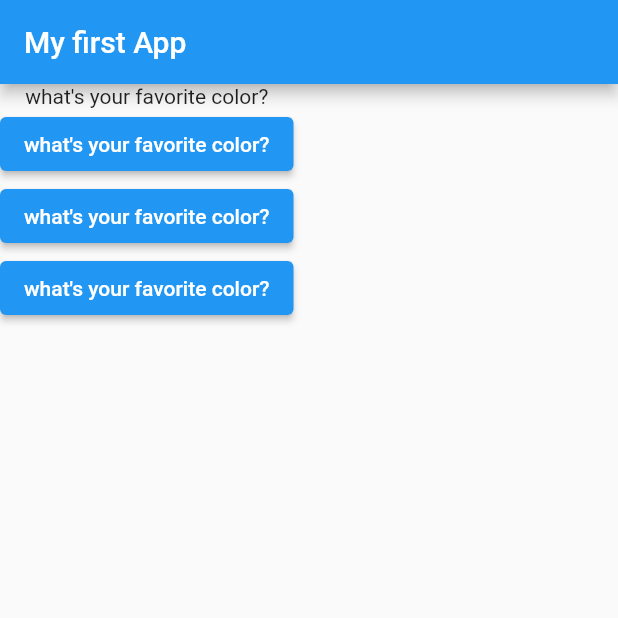
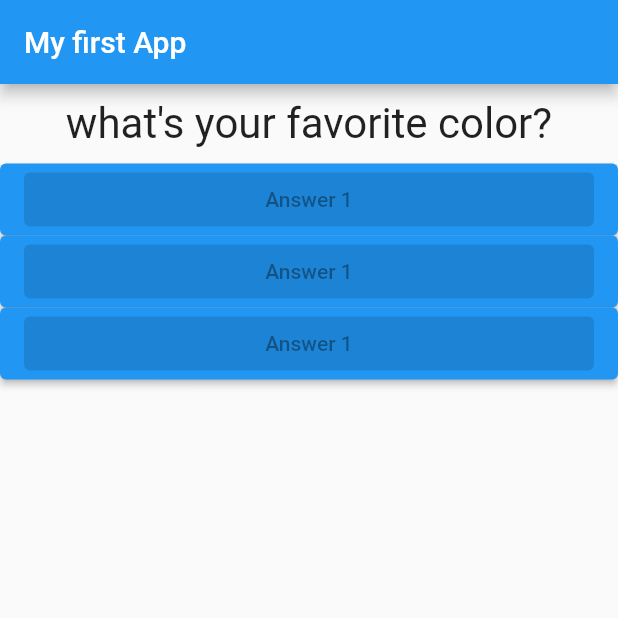
Before and after one commit to ibrikk/flutter-app, a Flutter app: the screen it shows after launch, on a phone screen of 412 x 824 dp, the top half of it. Run offline on Flutter 3.47's test engine with Material 2 defaults, Android fonts, the light colour scheme and no system bars.

Commit message:
add more widgets

```diff
--- /dev/null
+++ b/lib/answer.dart
@@ -0,0 +1,17 @@
+import 'package:flutter/material.dart';
+
+class Answer extends StatelessWidget {
+  @override
+  Widget build(BuildContext context) {
+    return Container(
+      width: double.infinity,
+      child: ElevatedButton(
+        style: ElevatedButton.styleFrom(primary: Colors.black),
+        child: Text(
+          'Answer 1',
+        ),
+        onPressed: null,
+      ),
+    );
+  }
+}
--- a/lib/main.dart
+++ b/lib/main.dart
@@ -1,5 +1,6 @@
 import 'package:flutter/material.dart';
 import 'question.dart';
+import 'answer.dart';
 
 void main() => runApp(MyApp());
 
@@ -33,25 +34,19 @@ class _MyAppState extends State<MyApp> {
         ),
         body: Column(
           children: [
-            Text(
+            Question(
               questions[_idx],
             ),
             ElevatedButton(
-              child: Question(
-                questions[_idx],
-              ),
+              child: Answer(),
               onPressed: () => answerQuestion(),
             ),
             ElevatedButton(
-              child: Question(
-                questions[_idx],
-              ),
+              child: Answer(),
               onPressed: () => answerQuestion(),
             ),
             ElevatedButton(
-              child: Question(
-                questions[_idx],
-              ),
+              child: Answer(),
               onPressed: () => answerQuestion(),
             ),
           ],
--- a/lib/question.dart
+++ b/lib/question.dart
@@ -7,6 +7,14 @@ class Question extends StatelessWidget {
 
   @override
   Widget build(BuildContext context) {
-    return Text(questionText);
+    return Container(
+      width: double.infinity,
+      margin: EdgeInsets.all(10),
+      child: Text(
+        questionText,
+        style: TextStyle(fontSize: 28),
+        textAlign: TextAlign.center,
+      ),
+    );
   }
 }
```
